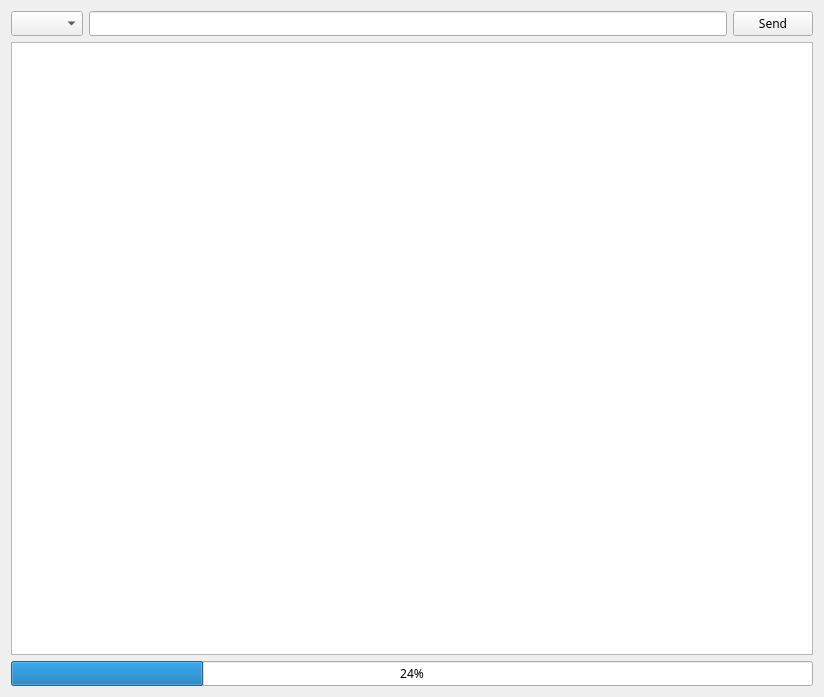
First picture: the form in modules/biu/biu_operations_subaru.ui, repository miikasyvanen/FastECU, before the edit.
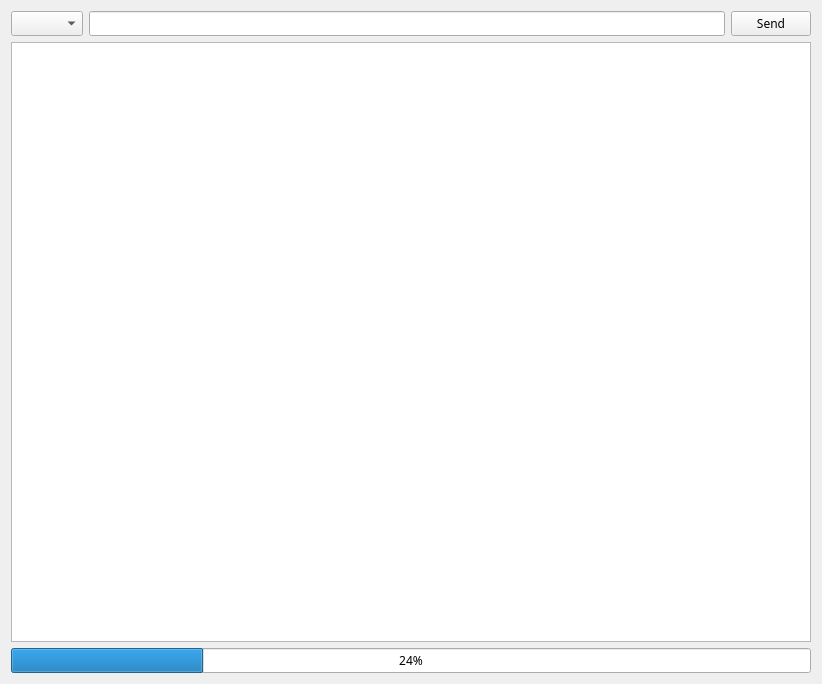
Second picture: the form after the edit.

Commit message: Fixed software crash after biu window closed

The edit to the form file:
```diff
--- a/modules/biu/biu_operations_subaru.ui
+++ b/modules/biu/biu_operations_subaru.ui
@@ -9,8 +9,8 @@
    <rect>
     <x>0</x>
     <y>0</y>
-    <width>824</width>
-    <height>697</height>
+    <width>820</width>
+    <height>677</height>
    </rect>
   </property>
   <property name="font">
```
The commit also changes 1 other file.
